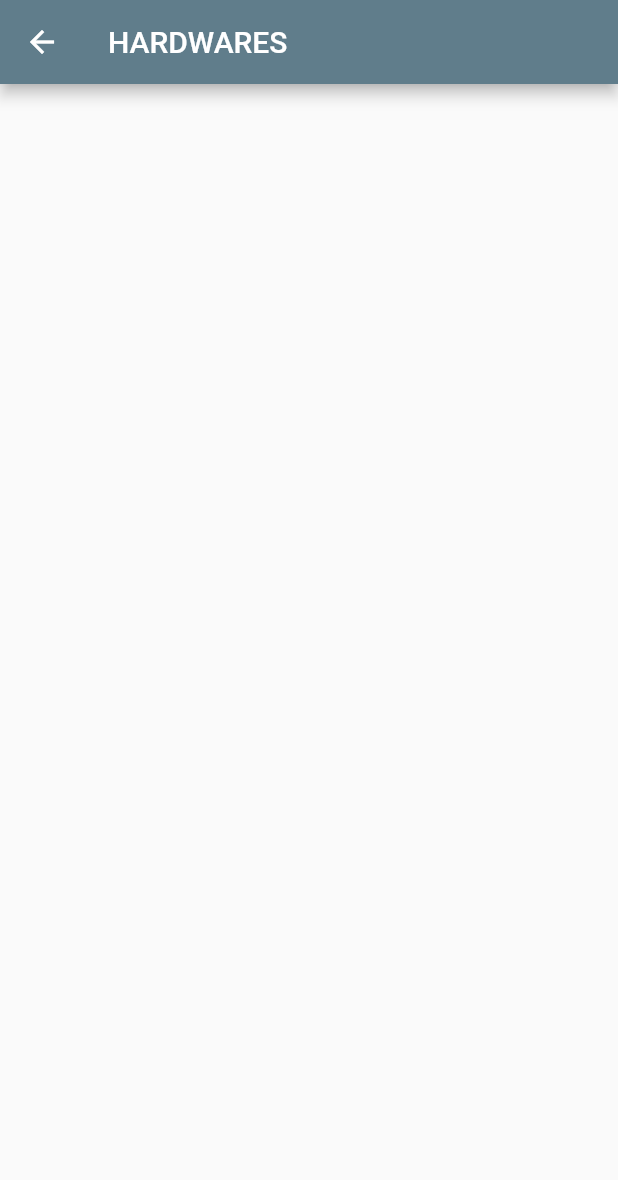
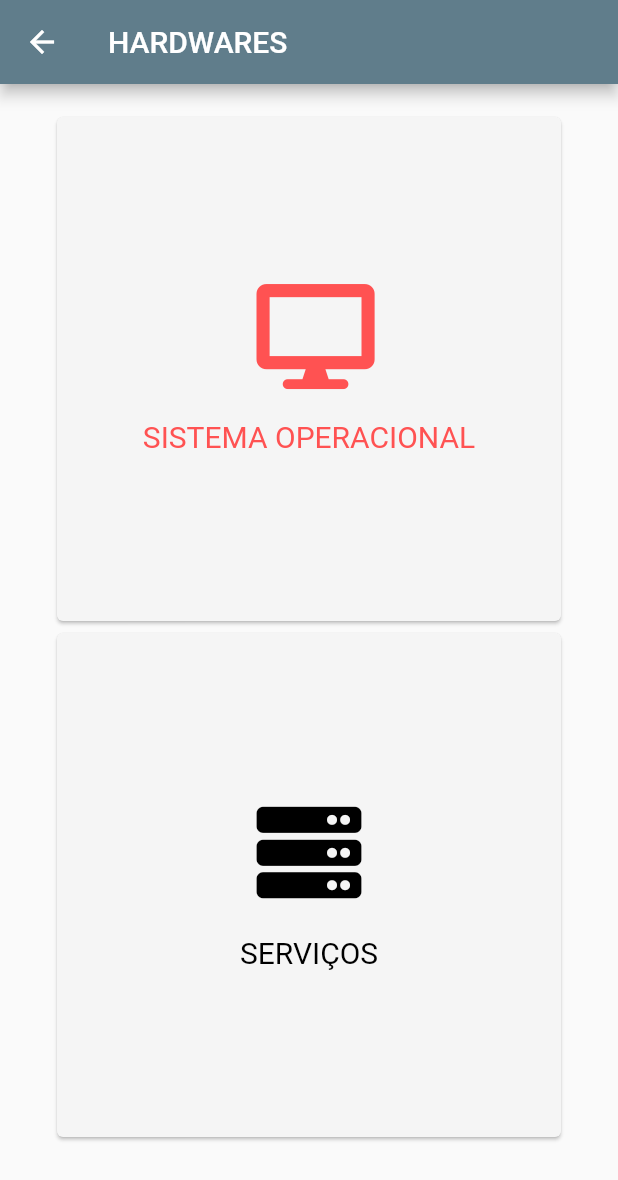
Before and after one commit to michellhornung/monitor, a Flutter app: the Hardwares screen opened by its route, on a phone screen of 412 x 824 dp. Shown: the top 1180 px of the screen. Run offline on Flutter 3.47's test engine with Material 2 defaults, Android fonts, the phone set to English and light mode, and no system bars; our stand-ins replace font_awesome_flutter.

Commit message:
Hardware screen.

```diff
--- a/lib/constants/Colors.dart
+++ b/lib/constants/Colors.dart
@@ -3,3 +3,4 @@ import 'package:flutter/material.dart';
 const Color errorCardColor = Colors.redAccent;
 const warningCardColor = Colors.yellow;
 const goodCardColor = Colors.green;
+const uncolored = Colors.black;
--- /dev/null
+++ b/lib/data/HardwareData.dart
@@ -0,0 +1,16 @@
+import 'package:monitor/model/Hardware.dart';
+import 'package:monitor/constants/Colors.dart';
+import 'package:font_awesome_flutter/font_awesome_flutter.dart';
+
+final List<Hardware> hardwares = [
+  Hardware(
+    colour: errorCardColor,
+    icon: FontAwesomeIcons.desktop,
+    title: 'SISTEMA OPERACIONAL',
+  ),
+  Hardware(
+    colour: uncolored,
+    icon: FontAwesomeIcons.server,
+    title: 'SERVIÇOS',
+  ),
+];
--- /dev/null
+++ b/lib/model/Hardware.dart
@@ -0,0 +1,13 @@
+import 'package:flutter/material.dart';
+
+class Hardware {
+  final Color colour;
+  final IconData icon;
+  final String title;
+
+  const Hardware({
+    @required this.colour,
+    @required this.icon,
+    @required this.title,
+  });
+}
--- a/lib/pages/Alarms.dart
+++ b/lib/pages/Alarms.dart
@@ -19,7 +19,8 @@ class _AlarmsState extends State<Alarms> {
   final TextEditingController _controller = new TextEditingController();
   List<dynamic> _list;
   bool _isSearching;
-  String _searchText = "";
+  // ignore: unused_field
+  String _searchText = '';
   List searchresult = new List();
 
   _AlarmsState() {
--- a/lib/pages/Hardwares.dart
+++ b/lib/pages/Hardwares.dart
@@ -1,12 +1,26 @@
 import 'package:flutter/material.dart';
+import 'package:monitor/data/HardwareData.dart';
+import 'package:monitor/widgets/HardwareCard.dart';
 
 class Hardwares extends StatelessWidget {
   @override
   Widget build(BuildContext context) {
     return Scaffold(
-      appBar: AppBar(
-        title: Text('HARDWARES'),
-      ),
-    );
+        appBar: AppBar(
+          title: Text('HARDWARES'),
+        ),
+        body: FlatButton(
+          onPressed: () {
+            Navigator.pushNamed(context, '/DrillDown');
+          },
+          child: GridView.count(
+              crossAxisCount: 1,
+              padding: EdgeInsets.all(18.0),
+              children: List.generate(hardwares.length, (index) {
+                return Center(
+                  child: HardwareCard(hardware: hardwares[index]),
+                );
+              })),
+        ));
   }
 }
--- /dev/null
+++ b/lib/widgets/HardwareCard.dart
@@ -0,0 +1,33 @@
+import 'package:flutter/material.dart';
+import 'package:monitor/model/Hardware.dart';
+
+class HardwareCard extends StatelessWidget {
+  const HardwareCard({Key key, this.hardware}) : super(key: key);
+  final Hardware hardware;
+
+  @override
+  Widget build(BuildContext context) {
+    return Card(
+        color: Colors.grey[100],
+        child: Center(
+          child: Column(
+              mainAxisSize: MainAxisSize.min,
+              crossAxisAlignment: CrossAxisAlignment.center,
+              children: <Widget>[
+                Icon(
+                  hardware.icon,
+                  size: 70.0,
+                  color: hardware.colour,
+                ),
+                SizedBox(
+                  height: 20.0,
+                ),
+                Text(
+                  hardware.title,
+                  style: TextStyle(color: hardware.colour, fontSize: 20.0),
+                  textAlign: TextAlign.center,
+                ),
+              ]),
+        ));
+  }
+}
```
Also changed, not shown: lib/pages/alarmDrillDownDetails.dart (deleted, +0 -187 lines).
